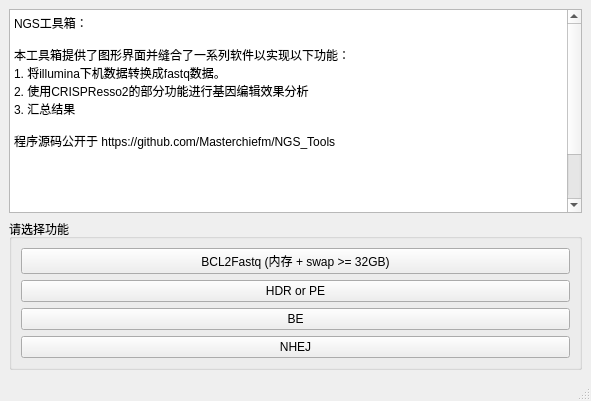
Old version of the form gui_NGS_Tools.ui in the repository Masterchiefm/NGS_Tools.
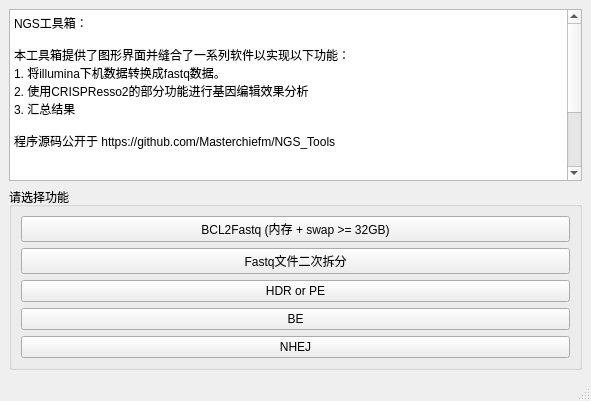
New version of the form.

What changed in the file:
```diff
--- a/gui_NGS_Tools.ui
+++ b/gui_NGS_Tools.ui
@@ -50,6 +50,13 @@
          </property>
         </widget>
        </item>
+       <item>
+        <widget class="QPushButton" name="pushButton_demultiplex">
+         <property name="text">
+          <string>Fastq文件二次拆分</string>
+         </property>
+        </widget>
+       </item>
        <item>
         <widget class="QPushButton" name="pushButton_HDR">
          <property name="text">
```
